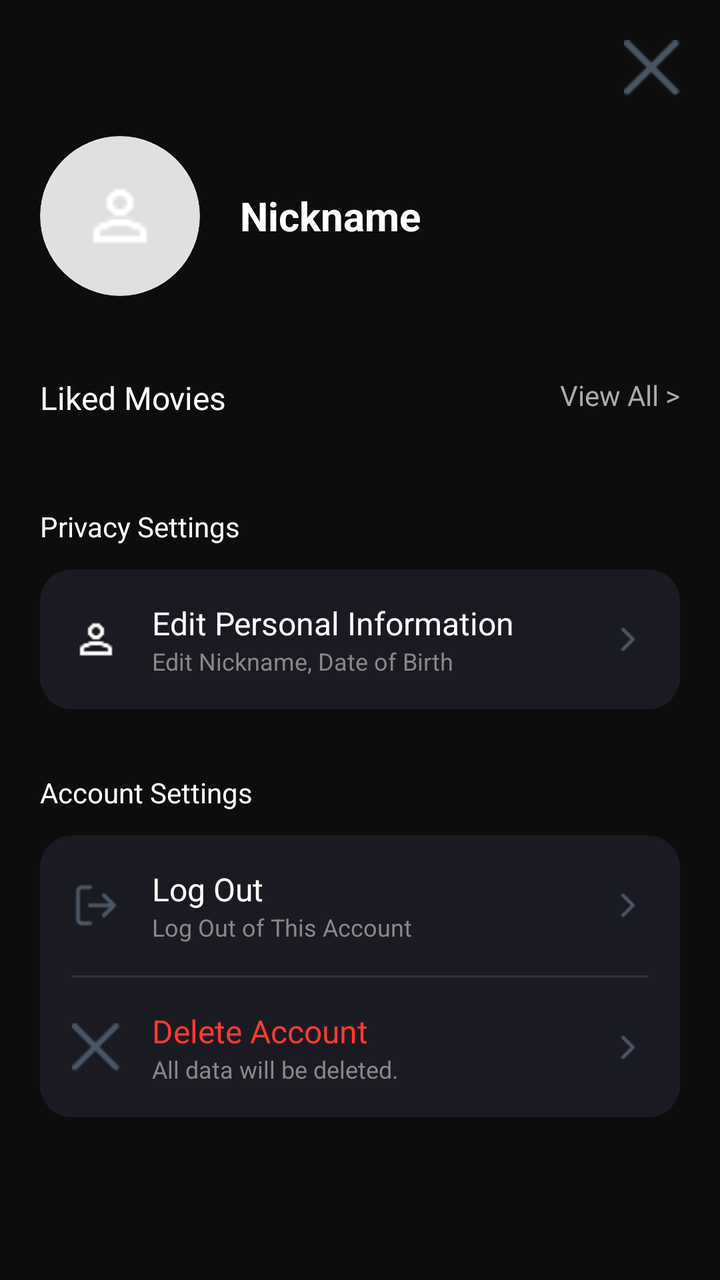
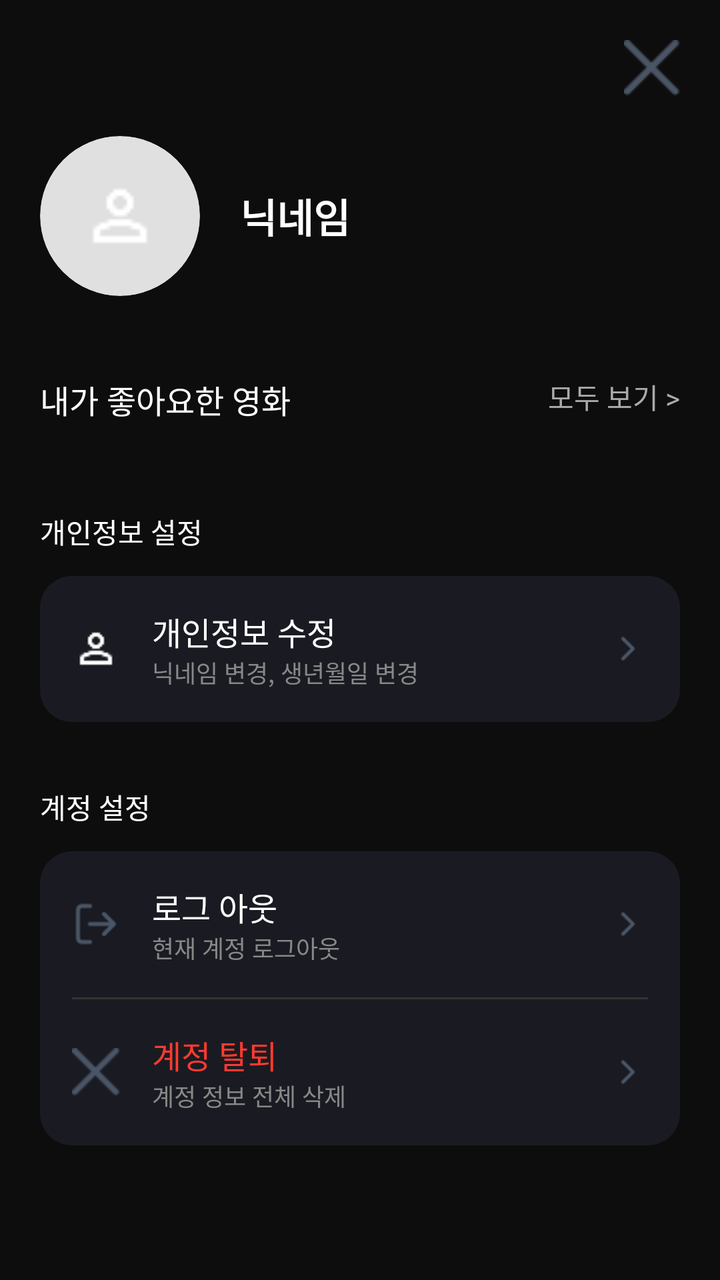

Before-and-after screenshots of an Android layout around one commit, followed by the original layout XML and the change that was made.
<!-- AndroidManifest.xml: application theme Theme.App.Starting -->
<!-- res/layout/fragment_my_page.xml -->
<?xml version="1.0" encoding="utf-8"?>
<androidx.core.widget.NestedScrollView xmlns:android="http://schemas.android.com/apk/res/android"
    xmlns:app="http://schemas.android.com/apk/res-auto"
    android:layout_width="match_parent"
    android:layout_height="match_parent"
    android:background="#0D0D0D"> <LinearLayout
    android:layout_width="match_parent"
    android:layout_height="wrap_content"
    android:orientation="vertical"
    android:padding="20dp">

    <ImageView
        android:id="@+id/btn_close_mypage"
        android:layout_width="28dp"
        android:layout_height="28dp"
        android:layout_gravity="end"
        android:src="@drawable/ic_close"
        app:tint="#FFFFFF" />

    <LinearLayout
        android:layout_width="match_parent"
        android:layout_height="wrap_content"
        android:orientation="horizontal"
        android:gravity="center_vertical"
        android:layout_marginTop="20dp">

        <androidx.cardview.widget.CardView
            android:layout_width="80dp"
            android:layout_height="80dp"
            app:cardCornerRadius="40dp"
            app:cardBackgroundColor="#E0E0E0"
            app:cardElevation="0dp">
            <ImageView
                android:layout_width="match_parent"
                android:layout_height="match_parent"
                android:padding="20dp"
                android:src="@drawable/ic_person"
                app:tint="#555555" />
        </androidx.cardview.widget.CardView>

        <TextView
            android:id="@+id/tv_user_name"
            android:layout_width="wrap_content"
            android:layout_height="wrap_content"
            android:layout_marginStart="20dp"
            android:text="Nickname"
            android:textColor="#FFFFFF"
            android:textSize="20sp"
            android:textStyle="bold" />
    </LinearLayout>

    <RelativeLayout
        android:layout_width="match_parent"
        android:layout_height="wrap_content"
        android:layout_marginTop="40dp"
        android:layout_marginBottom="12dp">

        <TextView
            android:layout_width="wrap_content"
            android:layout_height="wrap_content"
            android:text="Liked Movies"
            android:textColor="#FFFFFF"
            android:textSize="16sp" />

        <TextView
            android:id="@+id/btn_view_all_movies"
            android:layout_width="wrap_content"
            android:layout_height="wrap_content"
            android:layout_alignParentEnd="true"
            android:text="View All >"
            android:textColor="#AAAAAA"
            android:textSize="14sp" />
    </RelativeLayout>

    <androidx.recyclerview.widget.RecyclerView
        android:id="@+id/rv_liked_movies_horizontal"
        android:layout_width="match_parent"
        android:layout_height="wrap_content"
        android:clipToPadding="false"
        android:orientation="horizontal"
        app:layoutManager="androidx.recyclerview.widget.LinearLayoutManager" />

    <TextView
        android:layout_width="wrap_content"
        android:layout_height="wrap_content"
        android:layout_marginTop="32dp"
        android:text="Privacy Settings"
        android:textColor="#FFFFFF"
        android:textSize="14sp"
        android:layout_marginBottom="12dp"/>

    <LinearLayout
        android:id="@+id/btn_edit_profile"
        android:layout_width="match_parent"
        android:layout_height="wrap_content"
        android:background="@drawable/bg_setting_card"
        android:orientation="horizontal"
        android:gravity="center_vertical"
        android:padding="16dp">
        <ImageView
            android:layout_width="24dp"
            android:layout_height="24dp"
            android:src="@drawable/ic_person"
            app:tint="#888888"/>
        <LinearLayout
            android:layout_width="0dp"
            android:layout_height="wrap_content"
            android:layout_weight="1"
            android:orientation="vertical"
            android:layout_marginStart="16dp">
            <TextView
                android:layout_width="wrap_content"
                android:layout_height="wrap_content"
                android:text="Edit Personal Information"
                android:textColor="#FFFFFF"
                android:textSize="16sp" />
            <TextView
                android:layout_width="wrap_content"
                android:layout_height="wrap_content"
                android:text="Edit Nickname, Date of Birth"
                android:textColor="#888888"
                android:textSize="12sp" />
        </LinearLayout>
        <ImageView
            android:layout_width="20dp"
            android:layout_height="20dp"
            android:src="@drawable/ic_to_go"
            app:tint="#888888"/>
    </LinearLayout>

    <TextView
        android:layout_width="wrap_content"
        android:layout_height="wrap_content"
        android:layout_marginTop="32dp"
        android:text="Account Settings"
        android:textColor="#FFFFFF"
        android:textSize="14sp"
        android:layout_marginBottom="12dp"/>

    <LinearLayout
        android:layout_width="match_parent"
        android:layout_height="wrap_content"
        android:background="@drawable/bg_setting_card"
        android:orientation="vertical">

        <LinearLayout
            android:id="@+id/btn_logout"
            android:layout_width="match_parent"
            android:layout_height="wrap_content"
            android:orientation="horizontal"
            android:gravity="center_vertical"
            android:padding="16dp">
            <ImageView
                android:layout_width="24dp"
                android:layout_height="24dp"
                android:src="@drawable/ic_logout"
                app:tint="#888888"/>
            <LinearLayout
                android:layout_width="0dp"
                android:layout_height="wrap_content"
                android:layout_weight="1"
                android:orientation="vertical"
                android:layout_marginStart="16dp">
                <TextView
                    android:layout_width="wrap_content"
                    android:layout_height="wrap_content"
                    android:text="Log Out"
                    android:textColor="#FFFFFF"
                    android:textSize="16sp" />
                <TextView
                    android:layout_width="wrap_content"
                    android:layout_height="wrap_content"
                    android:text="Log Out of This Account"
                    android:textColor="#888888"
                    android:textSize="12sp" />
            </LinearLayout>
            <ImageView
                android:layout_width="20dp"
                android:layout_height="20dp"
                android:src="@drawable/ic_to_go"
                app:tint="#888888"/>
        </LinearLayout>

        <View android:layout_width="match_parent" android:layout_height="1dp" android:background="#333333" android:layout_marginHorizontal="16dp"/>

        <LinearLayout
            android:id="@+id/btn_delete_account"
            android:layout_width="match_parent"
            android:layout_height="wrap_content"
            android:orientation="horizontal"
            android:gravity="center_vertical"
            android:padding="16dp">
            <ImageView
                android:layout_width="24dp"
                android:layout_height="24dp"
                android:src="@drawable/ic_close"
                app:tint="#888888"/>
            <LinearLayout
                android:layout_width="0dp"
                android:layout_height="wrap_content"
                android:layout_weight="1"
                android:orientation="vertical"
                android:layout_marginStart="16dp">
                <TextView
                    android:layout_width="wrap_content"
                    android:layout_height="wrap_content"
                    android:text="Delete Account"
                    android:textColor="#FF3B30"
                    android:textSize="16sp" />
                <TextView
                    android:layout_width="wrap_content"
                    android:layout_height="wrap_content"
                    android:text="All data will be deleted."
                    android:textColor="#888888"
                    android:textSize="12sp" />
            </LinearLayout>
            <ImageView
                android:layout_width="20dp"
                android:layout_height="20dp"
                android:src="@drawable/ic_to_go"
                app:tint="#888888"/>
        </LinearLayout>
    </LinearLayout>

    <View android:layout_width="match_parent" android:layout_height="40dp"/> </LinearLayout>
</androidx.core.widget.NestedScrollView>
<!-- resources referenced by this layout -->
<resources>
  <!-- drawable bg_setting_card (drawable) -->
  <?xml version="1.0" encoding="utf-8"?>
  <shape xmlns:android="http://schemas.android.com/apk/res/android">
      <solid android:color="#1A1B22" /> <corners android:radius="16dp" />
  </shape>
  <!-- drawable ic_close: png bitmap (drawable, 313 bytes) -->
  <!-- drawable ic_logout: png bitmap (drawable, 437 bytes) -->
  <!-- drawable ic_person: png bitmap (drawable, 398 bytes) -->
  <!-- drawable ic_to_go: png bitmap (drawable, 201 bytes) -->
  <style name="Theme.App.Starting" parent="Theme.SplashScreen">
          <item name="windowSplashScreenBackground">#121212</item>
          <item name="windowSplashScreenAnimatedIcon">@drawable/ic_main</item>
          <item name="postSplashScreenTheme">@style/Theme.LMHYMVandroid</item>
      </style>
  <!-- drawable ic_main: png bitmap (drawable, 189303 bytes) -->
  <style name="Theme.LMHYMVandroid" parent="Theme.Material3.Light.NoActionBar">
      </style>
</resources>

<!-- the commit's change to res/layout/fragment_my_page.xml (unified diff, before → after) -->
@@ -43,7 +43,7 @@
             android:layout_width="wrap_content"
             android:layout_height="wrap_content"
             android:layout_marginStart="20dp"
-            android:text="Nickname"
+            android:text="닉네임"
             android:textColor="#FFFFFF"
             android:textSize="20sp"
             android:textStyle="bold" />
@@ -58,7 +58,7 @@
         <TextView
             android:layout_width="wrap_content"
             android:layout_height="wrap_content"
-            android:text="Liked Movies"
+            android:text="내가 좋아요한 영화"
             android:textColor="#FFFFFF"
             android:textSize="16sp" />
 
@@ -67,7 +67,7 @@
             android:layout_width="wrap_content"
             android:layout_height="wrap_content"
             android:layout_alignParentEnd="true"
-            android:text="View All >"
+            android:text="모두 보기 >"
             android:textColor="#AAAAAA"
             android:textSize="14sp" />
     </RelativeLayout>
@@ -84,7 +84,7 @@
         android:layout_width="wrap_content"
         android:layout_height="wrap_content"
         android:layout_marginTop="32dp"
-        android:text="Privacy Settings"
+        android:text="개인정보 설정"
         android:textColor="#FFFFFF"
         android:textSize="14sp"
         android:layout_marginBottom="12dp"/>
@@ -111,13 +111,13 @@
             <TextView
                 android:layout_width="wrap_content"
                 android:layout_height="wrap_content"
-                android:text="Edit Personal Information"
+                android:text="개인정보 수정"
                 android:textColor="#FFFFFF"
                 android:textSize="16sp" />
             <TextView
                 android:layout_width="wrap_content"
                 android:layout_height="wrap_content"
-                android:text="Edit Nickname, Date of Birth"
+                android:text="닉네임 변경, 생년월일 변경"
                 android:textColor="#888888"
                 android:textSize="12sp" />
         </LinearLayout>
@@ -132,7 +132,7 @@
         android:layout_width="wrap_content"
         android:layout_height="wrap_content"
         android:layout_marginTop="32dp"
-        android:text="Account Settings"
+        android:text="계정 설정"
         android:textColor="#FFFFFF"
         android:textSize="14sp"
         android:layout_marginBottom="12dp"/>
@@ -164,13 +164,13 @@
                 <TextView
                     android:layout_width="wrap_content"
                     android:layout_height="wrap_content"
-                    android:text="Log Out"
+                    android:text="로그 아웃"
                     android:textColor="#FFFFFF"
                     android:textSize="16sp" />
                 <TextView
                     android:layout_width="wrap_content"
                     android:layout_height="wrap_content"
-                    android:text="Log Out of This Account"
+                    android:text="현재 계정 로그아웃"
                     android:textColor="#888888"
                     android:textSize="12sp" />
             </LinearLayout>
@@ -204,13 +204,13 @@
                 <TextView
                     android:layout_width="wrap_content"
                     android:layout_height="wrap_content"
-                    android:text="Delete Account"
+                    android:text="계정 탈퇴"
                     android:textColor="#FF3B30"
                     android:textSize="16sp" />
                 <TextView
                     android:layout_width="wrap_content"
                     android:layout_height="wrap_content"
-                    android:text="All data will be deleted."
+                    android:text="계정 정보 전체 삭제"
                     android:textColor="#888888"
                     android:textSize="12sp" />
             </LinearLayout>
<!-- resource entries referenced after the edit -->
@@ -10,11 +10,10 @@
   <!-- drawable ic_person: png bitmap (drawable, 398 bytes) -->
   <!-- drawable ic_to_go: png bitmap (drawable, 201 bytes) -->
   <style name="Theme.App.Starting" parent="Theme.SplashScreen">
-          <item name="windowSplashScreenBackground">#121212</item>
-          <item name="windowSplashScreenAnimatedIcon">@drawable/ic_main</item>
+          <item name="windowSplashScreenBackground">#000000</item>
+          <item name="windowSplashScreenAnimatedIcon">@mipmap/app_icon_round</item>
           <item name="postSplashScreenTheme">@style/Theme.LMHYMVandroid</item>
       </style>
-  <!-- drawable ic_main: png bitmap (drawable, 189303 bytes) -->
   <style name="Theme.LMHYMVandroid" parent="Theme.Material3.Light.NoActionBar">
       </style>
 </resources>
